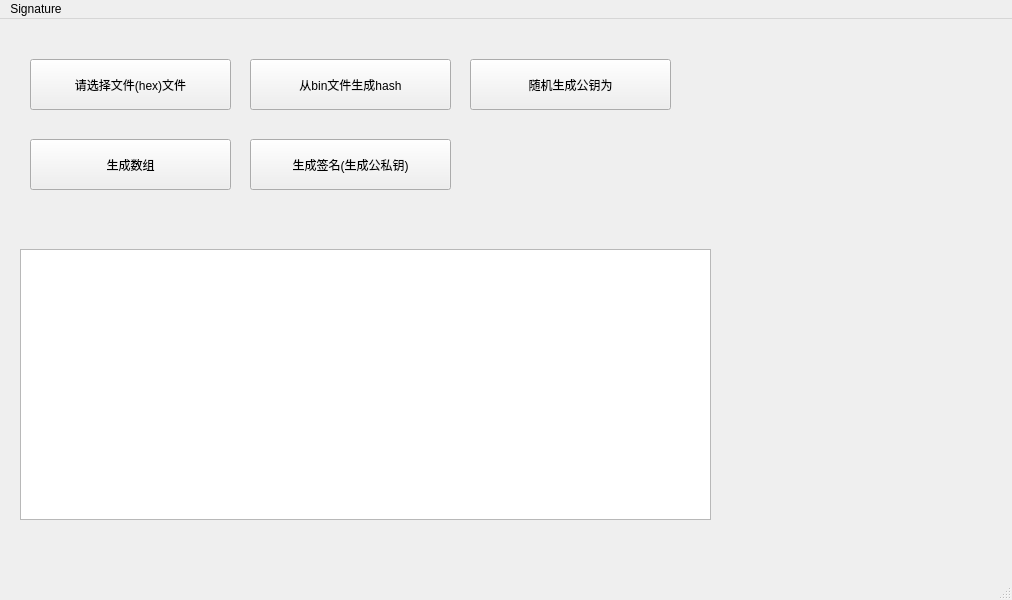
Old version of the form mainwindow.ui in the repository VendettaXX/Signature.
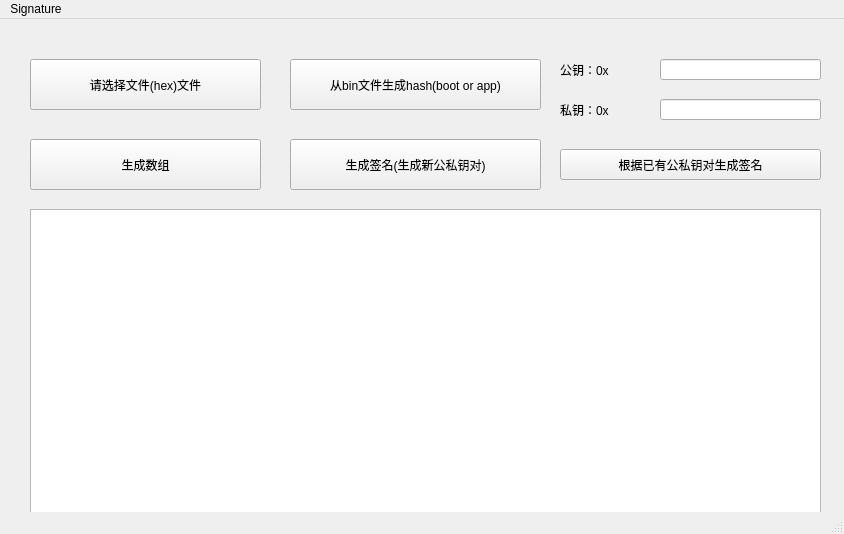
New version of the form.

```diff
--- a/mainwindow.ui
+++ b/mainwindow.ui
@@ -6,8 +6,8 @@
    <rect>
     <x>0</x>
     <y>0</y>
-    <width>1012</width>
-    <height>600</height>
+    <width>844</width>
+    <height>534</height>
    </rect>
   </property>
   <property name="windowTitle">
@@ -19,7 +19,7 @@
      <rect>
       <x>30</x>
       <y>40</y>
-      <width>201</width>
+      <width>231</width>
       <height>51</height>
      </rect>
     </property>
@@ -30,37 +30,24 @@
    <widget class="QTextEdit" name="textEdit">
     <property name="geometry">
      <rect>
-      <x>20</x>
-      <y>230</y>
-      <width>691</width>
-      <height>271</height>
+      <x>30</x>
+      <y>190</y>
+      <width>791</width>
+      <height>311</height>
      </rect>
     </property>
    </widget>
    <widget class="QPushButton" name="create_bin2hash">
     <property name="geometry">
      <rect>
-      <x>250</x>
+      <x>290</x>
       <y>40</y>
-      <width>201</width>
+      <width>251</width>
       <height>51</height>
      </rect>
     </property>
     <property name="text">
-     <string>从bin文件生成hash</string>
-    </property>
-   </widget>
-   <widget class="QPushButton" name="create_publickey">
-    <property name="geometry">
-     <rect>
-      <x>470</x>
-      <y>40</y>
-      <width>201</width>
-      <height>51</height>
-     </rect>
-    </property>
-    <property name="text">
-     <string>随机生成公钥为</string>
+     <string>从bin文件生成hash(boot or app)</string>
     </property>
    </widget>
    <widget class="QPushButton" name="clear">
@@ -68,7 +55,7 @@
      <rect>
       <x>30</x>
       <y>120</y>
-      <width>201</width>
+      <width>231</width>
       <height>51</height>
      </rect>
     </property>
@@ -79,14 +66,73 @@
    <widget class="QPushButton" name="create_signature_without_key">
     <property name="geometry">
      <rect>
-      <x>250</x>
+      <x>290</x>
       <y>120</y>
-      <width>201</width>
+      <width>251</width>
       <height>51</height>
      </rect>
     </property>
     <property name="text">
-     <string>生成签名(生成公私钥)</string>
+     <string>生成签名(生成新公私钥对)</string>
+    </property>
+   </widget>
+   <widget class="QLabel" name="label">
+    <property name="geometry">
+     <rect>
+      <x>560</x>
+      <y>30</y>
+      <width>51</width>
+      <height>41</height>
+     </rect>
+    </property>
+    <property name="text">
+     <string>公钥：0x</string>
+    </property>
+   </widget>
+   <widget class="QLineEdit" name="public_key">
+    <property name="geometry">
+     <rect>
+      <x>660</x>
+      <y>40</y>
+      <width>161</width>
+      <height>21</height>
+     </rect>
+    </property>
+   </widget>
+   <widget class="QLabel" name="label_2">
+    <property name="geometry">
+     <rect>
+      <x>560</x>
+      <y>70</y>
+      <width>61</width>
+      <height>41</height>
+     </rect>
+    </property>
+    <property name="text">
+     <string>私钥：0x</string>
+    </property>
+   </widget>
+   <widget class="QLineEdit" name="private_key">
+    <property name="geometry">
+     <rect>
+      <x>660</x>
+      <y>80</y>
+      <width>161</width>
+      <height>21</height>
+     </rect>
+    </property>
+   </widget>
+   <widget class="QPushButton" name="create_signature_using_key">
+    <property name="geometry">
+     <rect>
+      <x>560</x>
+      <y>130</y>
+      <width>261</width>
+      <height>31</height>
+     </rect>
+    </property>
+    <property name="text">
+     <string>根据已有公私钥对生成签名</string>
     </property>
    </widget>
   </widget>
@@ -95,7 +141,7 @@
     <rect>
      <x>0</x>
      <y>0</y>
-     <width>1012</width>
+     <width>844</width>
      <height>22</height>
     </rect>
    </property>
```
